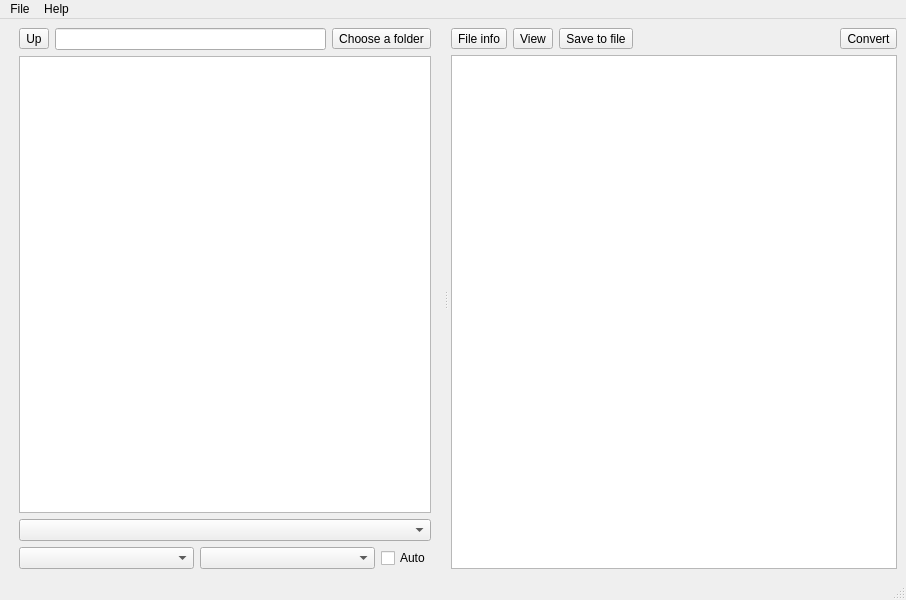
Qt form src/mainwindow.ui (Ptr314/dsk_commander) before a commit.
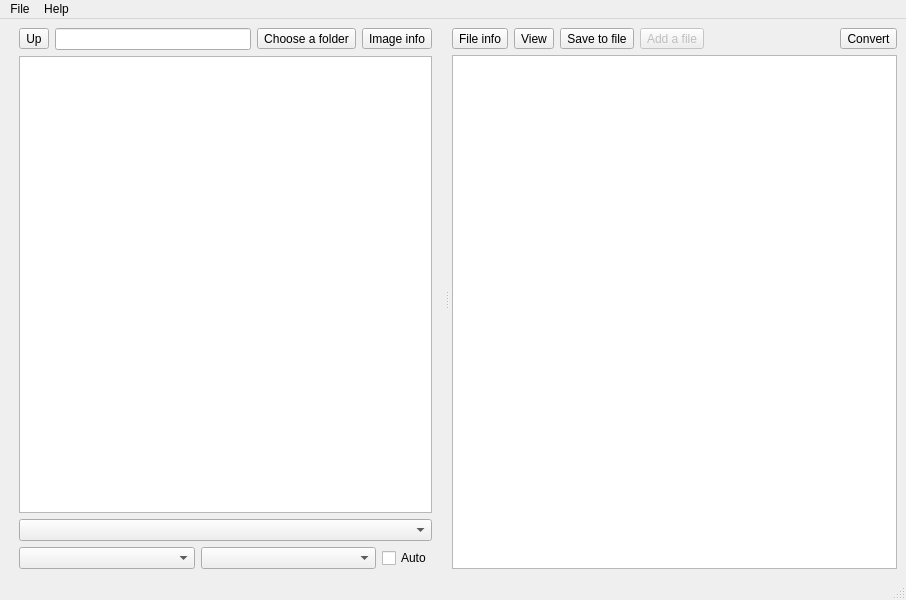
The same form after that commit. Icons and pictures are not drawn.

```diff
--- a/src/mainwindow.ui
+++ b/src/mainwindow.ui
@@ -77,6 +77,26 @@
             </property>
            </widget>
           </item>
+          <item>
+           <widget class="QToolButton" name="imageInfoBtn">
+            <property name="toolTip">
+             <string>Image info</string>
+            </property>
+            <property name="text">
+             <string notr="true">Image info</string>
+            </property>
+            <property name="icon">
+             <iconset resource="resources.qrc">
+              <normaloff>:/icons/image_info</normaloff>:/icons/image_info</iconset>
+            </property>
+            <property name="iconSize">
+             <size>
+              <width>32</width>
+              <height>32</height>
+             </size>
+            </property>
+           </widget>
+          </item>
          </layout>
         </item>
         <item>
@@ -231,6 +251,29 @@
             </property>
            </widget>
           </item>
+          <item>
+           <widget class="QToolButton" name="addFileBtn">
+            <property name="enabled">
+             <bool>false</bool>
+            </property>
+            <property name="toolTip">
+             <string>Add a file</string>
+            </property>
+            <property name="text">
+             <string notr="true">Add a file</string>
+            </property>
+            <property name="icon">
+             <iconset resource="resources.qrc">
+              <normaloff>:/icons/add_file</normaloff>:/icons/add_file</iconset>
+            </property>
+            <property name="iconSize">
+             <size>
+              <width>32</width>
+              <height>32</height>
+             </size>
+            </property>
+           </widget>
+          </item>
           <item>
            <spacer name="horizontalSpacer">
             <property name="orientation">
@@ -282,6 +325,9 @@
          <layout class="QHBoxLayout" name="horizontalLayout_6">
           <item>
            <widget class="QTableView" name="rightFiles">
+            <property name="enabled">
+             <bool>true</bool>
+            </property>
             <property name="editTriggers">
              <set>QAbstractItemView::EditTrigger::NoEditTriggers</set>
             </property>
```
Left out of the diff: 26 changed lines with no effect on the pictures.
